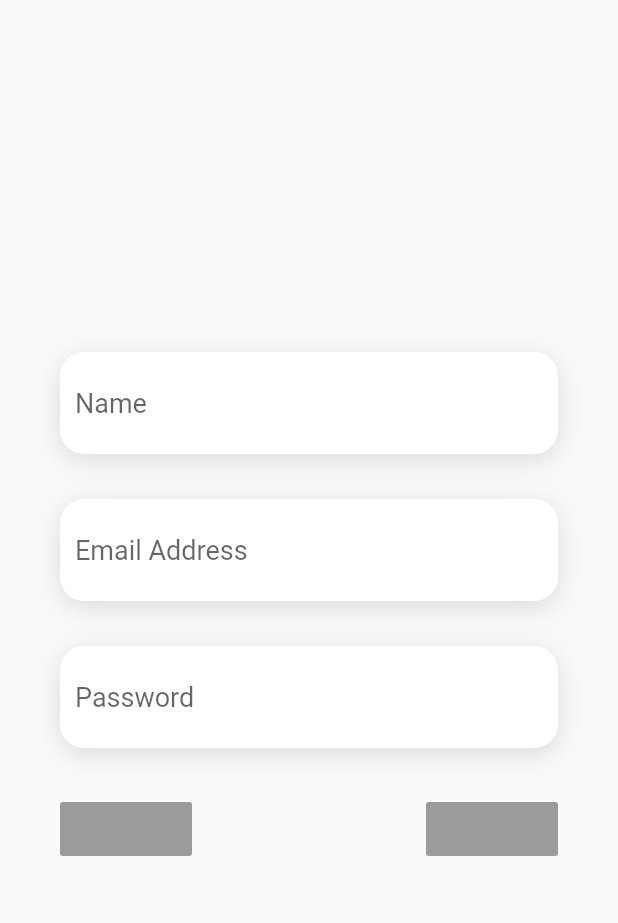
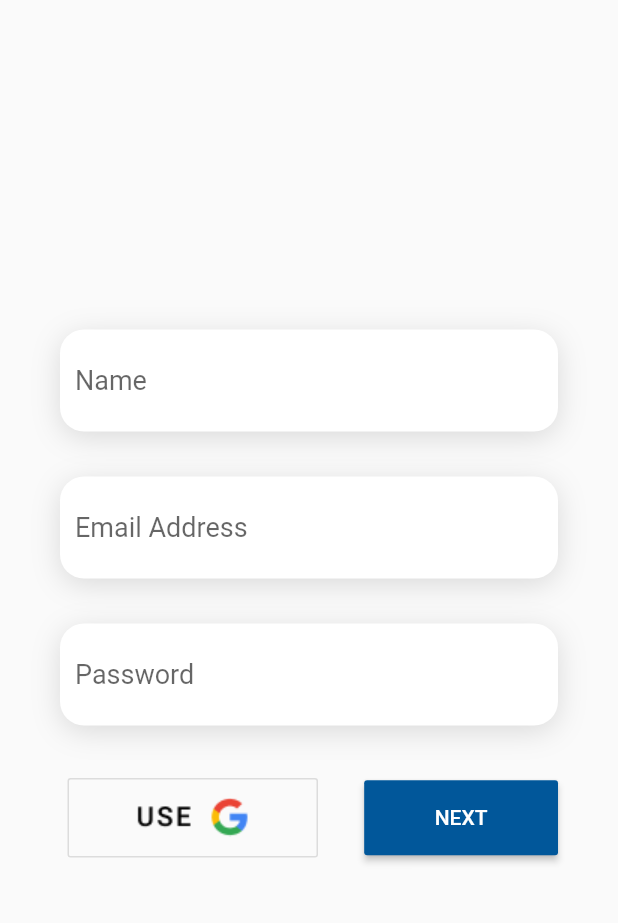
Before and after one commit to sivaram16/FlutterGlide, a Flutter app: the screen it shows after launch, on a phone screen of 412 x 824 dp, the part 296-1219 px from its top. Run offline on Flutter 3.47's test engine with Material 2 defaults, Android fonts, the phone set to English and light mode, and no system bars.

Commit message:
login screen completed

```diff
--- a/lib/login.dart
+++ b/lib/login.dart
@@ -30,10 +30,7 @@ class _LoginState extends State<Login> {
             margin: EdgeInsets.only(left: 40, right: 40, bottom: 50),
             child: Row(
               mainAxisAlignment: MainAxisAlignment.spaceBetween,
-              children: <Widget>[
-                _button(),
-                _button(),
-              ],
+              children: <Widget>[_googleButton(), _nextbutton()],
             ))
       ],
     );
@@ -61,9 +58,31 @@ class _LoginState extends State<Login> {
     );
   }
 
-  Widget _button() {
+  Widget _googleButton() {
     return Container(
-      child: RaisedButton(),
+        margin: EdgeInsets.all(5),
+        child: OutlineButton(
+            onPressed: () {},
+            child: Container(
+              padding:
+                  EdgeInsets.only(left: 30, right: 30, top: 13, bottom: 14),
+              child: Image.asset("assets/googleButton.png"),
+              decoration:
+                  BoxDecoration(borderRadius: BorderRadius.circular(16)),
+            )));
+  }
+
+  Widget _nextbutton() {
+    return Container(
+      child: RaisedButton(
+        padding: EdgeInsets.only(left: 47, right: 47, top: 17, bottom: 17),
+        color: Color(0xFF01579A),
+        onPressed: () {},
+        child: Text(
+          "NEXT",
+          style: TextStyle(color: Colors.white),
+        ),
+      ),
       decoration: BoxDecoration(borderRadius: BorderRadius.circular(16)),
     );
   }
--- a/pubspec.yaml
+++ b/pubspec.yaml
@@ -43,6 +43,7 @@ flutter:
   # To add assets to your application, add an assets section, like this:
   assets:
    - assets/logo.png
+   - assets/googleButton.png
 
   # An image asset can refer to one or more resolution-specific "variants", see
   # https://flutter.dev/assets-and-images/#resolution-aware.
```
Also changed, not shown: assets/googleButton.png (added).
